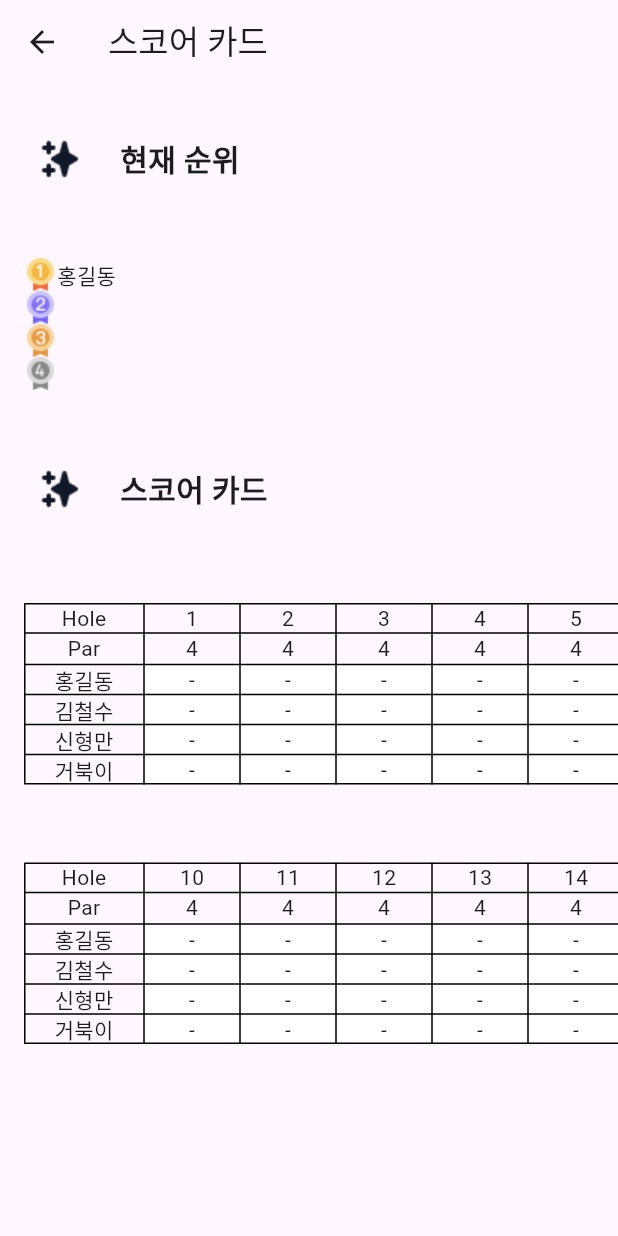
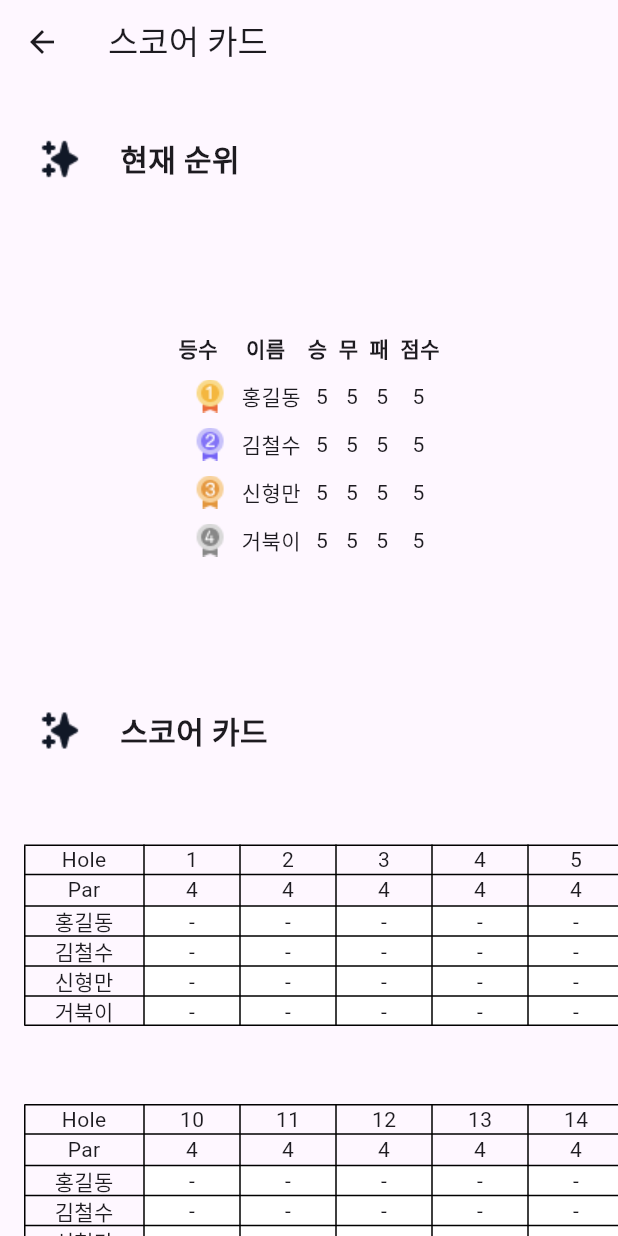
Before and after one commit to hagyeom/flutter_application_1, a Flutter app: the ScoreCard screen opened directly, on a phone screen of 412 x 824 dp. Run offline on Flutter 3.47's test engine with Material 3 defaults, Android fonts, the phone set to English and light mode, and no system bars; our stand-ins replace shared_preferences; accounts and stored records are empty.

Commit message:
카드꾸미기?

```diff
--- a/lib/golf_score_app/screens/score_card.dart
+++ b/lib/golf_score_app/screens/score_card.dart
@@ -36,27 +36,89 @@ class ScoreCard extends StatelessWidget {
             Padding(
               padding: EdgeInsets.all(16.0),
               child: Container(
+                // 패딩 속성
+                padding: EdgeInsets.all(25),
+                // 마진 속성
+                margin: EdgeInsets.all(25),
+                // 컨테이너 꾸미기
+                decoration: BoxDecoration(
+                  // 컨테이너의 border 모양
+                  borderRadius: BorderRadius.all(
+                    Radius.circular(20),
+                  ),
+                  // 컨테이너의 그림자S
+                ),
                 child: Column(
+                    mainAxisAlignment: MainAxisAlignment.center,
                   children: [
+                    Text('등수     이름    승  무  패  점수',
+                      style: TextStyle(fontWeight: FontWeight.bold),),
+                    SizedBox(height: 10,),
                     Row(
+                      mainAxisAlignment: MainAxisAlignment.center,
                       children: [
                         Image.asset('assets/1등.png'),
+                        SizedBox(width: 10),
                         Text(players[0]),
+                        SizedBox(width: 10),
+                        Text('5'),
+                        SizedBox(width: 12),
+                        Text('5'),
+                        SizedBox(width: 12),
+                        Text('5'),
+                        SizedBox(width: 16),
+                        Text('5'),
                       ],
                     ),
+                    SizedBox(height: 10),
                     Row(
+                      mainAxisAlignment: MainAxisAlignment.center,
                       children: [
                         Image.asset('assets/2등.png'),
+                        SizedBox(width: 10),
+                        Text(players[1]),
+                        SizedBox(width: 10),
+                        Text('5'),
+                        SizedBox(width: 12),
+                        Text('5'),
+                        SizedBox(width: 12),
+                        Text('5'),
+                        SizedBox(width: 16),
+                        Text('5'),
                       ],
                     ),
+                    SizedBox(height: 10),
                     Row(
+                      mainAxisAlignment: MainAxisAlignment.center,
                       children: [
                         Image.asset('assets/3등.png'),
+                        SizedBox(width: 10),
+                        Text(players[2]),
+                        SizedBox(width: 10),
+                        Text('5'),
+                        SizedBox(width: 12),
+                        Text('5'),
+                        SizedBox(width: 12),
+                        Text('5'),
+                        SizedBox(width: 16),
+                        Text('5'),
                       ],
                     ),
+                    SizedBox(height: 10),
                     Row(
+                      mainAxisAlignment: MainAxisAlignment.center,
                       children: [
                         Image.asset('assets/4등.png'),
+                        SizedBox(width: 10),
+                        Text(players[3]),
+                        SizedBox(width: 10),
+                        Text('5'),
+                        SizedBox(width: 12),
+                        Text('5'),
+                        SizedBox(width: 12),
+                        Text('5'),
+                        SizedBox(width: 16),
+                        Text('5'),
                       ],
                     ),
                   ],
```
